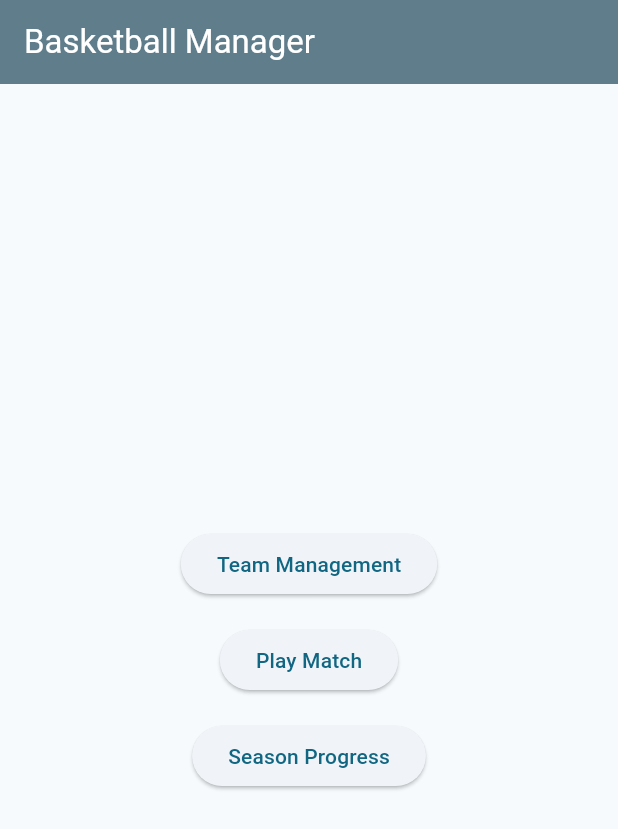
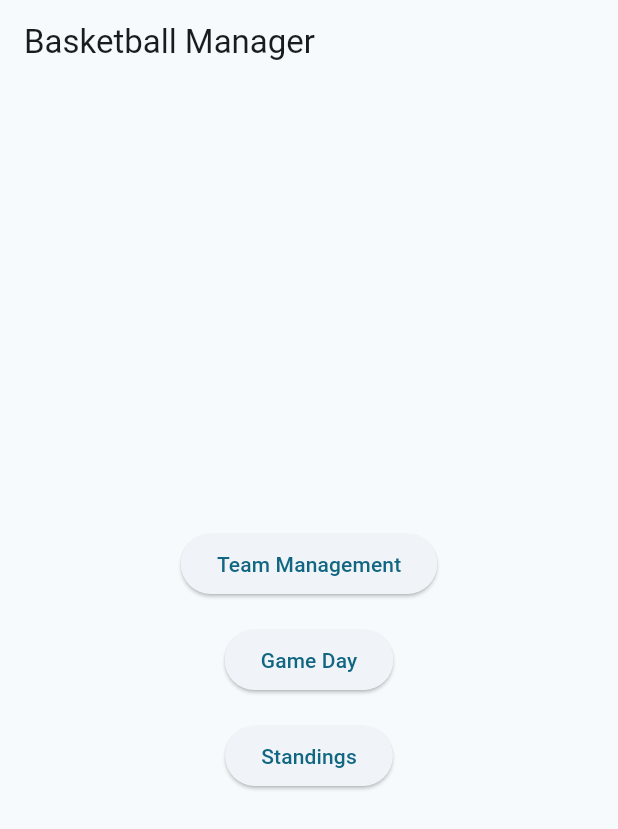
Before and after one commit to mirocle11/basketball_manager, a Flutter app: the screen it shows after launch, on a phone screen of 412 x 824 dp. Shown: the top 829 px of the screen. Run offline on Flutter 3.47's test engine with Material 3 defaults, Android fonts, the light colour scheme and no system bars; our stand-ins replace equatable, flutter_bloc, go_router.

Commit message:
refactor: refactored structure and codebase

```diff
--- /dev/null
+++ b/lib/features/game_day/view/game_screen.dart
@@ -0,0 +1,22 @@
+import 'package:flutter/material.dart';
+import 'package:go_router/go_router.dart';
+
+class GameScreen extends StatelessWidget {
+  const GameScreen({super.key});
+
+  @override
+  Widget build(BuildContext context) {
+    return Scaffold(
+      appBar: AppBar(
+        leading: IconButton(
+          icon: const Icon(Icons.arrow_back),
+          onPressed: () => context.go('/'),
+        ),
+        title: const Text('Game Day'),
+      ),
+      body: const Center(
+        child: Text('Game Day Screen - Coming Soon'),
+      ),
+    );
+  }
+}
--- /dev/null
+++ b/lib/features/standings/view/standings_screen.dart
@@ -0,0 +1,22 @@
+import 'package:flutter/material.dart';
+import 'package:go_router/go_router.dart';
+
+class StandingsScreen extends StatelessWidget {
+  const StandingsScreen({super.key});
+
+  @override
+  Widget build(BuildContext context) {
+    return Scaffold(
+      appBar: AppBar(
+        leading: IconButton(
+          icon: const Icon(Icons.arrow_back),
+          onPressed: () => context.go('/'),
+        ),
+        title: const Text('Standings'),
+      ),
+      body: const Center(
+        child: Text('Standings Screen - Coming Soon'),
+      ),
+    );
+  }
+}
--- /dev/null
+++ b/lib/features/team_management/data/team_repository.dart
@@ -0,0 +1,67 @@
+import 'package:equatable/equatable.dart';
+
+// Models
+class Team extends Equatable {
+  final String id;
+  final String name;
+  final List<Player> players;
+  final double budget;
+
+  const Team({
+    required this.id,
+    required this.name,
+    required this.players,
+    required this.budget,
+  });
+
+  @override
+  List<Object> get props => [id, name, players, budget];
+}
+
+class Player extends Equatable {
+  final String id;
+  final String name;
+  final int age;
+  final String position;
+  final int rating;
+
+  const Player({
+    required this.id,
+    required this.name,
+    required this.age,
+    required this.position,
+    required this.rating,
+  });
+
+  @override
+  List<Object> get props => [id, name, age, position, rating];
+}
+
+// Repository
+class TeamRepository {
+  Team? _currentTeam;
+
+  Future<Team?> getCurrentTeam() async {
+    return _currentTeam;
+  }
+
+  Future<void> saveTeam(Team team) async {
+    _currentTeam = team;
+    // TODO: Implement persistence
+  }
+
+  Future<void> updatePlayer(String playerId, Player updatedPlayer) async {
+    if (_currentTeam == null) return;
+
+    final updatedPlayers = _currentTeam!.players.map((player) {
+      return player.id == playerId ? updatedPlayer : player;
+    }).toList();
+
+    _currentTeam = Team(
+      id: _currentTeam!.id,
+      name: _currentTeam!.name,
+      players: updatedPlayers,
+      budget: _currentTeam!.budget,
+    );
+  }
+}
--- a/lib/main.dart
+++ b/lib/main.dart
@@ -1,10 +1,11 @@
 import 'package:flutter/material.dart';
+import 'package:flutter_bloc/flutter_bloc.dart';
 import 'package:go_router/go_router.dart';
 
-import 'screens/home_screen.dart';
-import 'screens/manage_team_screen.dart';
-import 'screens/game_day_screen.dart';
-import 'screens/standings_screen.dart';
+import 'features/team_management/data/team_repository.dart';
+import 'features/team_management/view/team_screen.dart';
+import 'features/game_day/view/game_screen.dart';
+import 'features/standings/view/standings_screen.dart';
 
 void main() {
   runApp(const BasketBallManagerApp());
@@ -15,7 +16,9 @@ class BasketBallManagerApp extends StatelessWidget {
 
   @override
   Widget build(BuildContext context) {
-    return MaterialApp.router(
+    return RepositoryProvider(
+      create: (context) => TeamRepository(),
+      child: MaterialApp.router(
         debugShowCheckedModeBanner: false,
         title: 'Basketball Manager',
         theme: ThemeData(
@@ -23,15 +26,62 @@ class BasketBallManagerApp extends StatelessWidget {
           useMaterial3: true,
         ),
         routerConfig: _router,
+      ),
     );
   }
 }
 
 final _router = GoRouter(
   routes: [
-    GoRoute(path: '/', builder: (context, state) => const HomeScreen()),
-    GoRoute(path: '/team', builder: (context, state) => const TeamScreen()),
-    GoRoute(path: '/match', builder: (context, state) => const MatchSimScreen()),
-    GoRoute(path: '/season', builder: (context, state) => const SeasonScreen()),
+    GoRoute(
+      path: '/',
+      builder: (context, state) => const HomeScreen(),
+    ),
+    GoRoute(
+      path: '/team',
+      builder: (context, state) => const TeamScreen(),
+    ),
+    GoRoute(
+      path: '/match',
+      builder: (context, state) => const GameScreen(),
+    ),
+    GoRoute(
+      path: '/standings',
+      builder: (context, state) => const StandingsScreen(),
+    ),
   ],
 );
+
+class HomeScreen extends StatelessWidget {
+  const HomeScreen({super.key});
+
+  @override
+  Widget build(BuildContext context) {
+    return Scaffold(
+      appBar: AppBar(
+        title: const Text('Basketball Manager'),
+      ),
+      body: Center(
+        child: Column(
+          mainAxisAlignment: MainAxisAlignment.center,
+          children: [
+            ElevatedButton(
+              onPressed: () => context.go('/team'),
+              child: const Text('Team Management'),
+            ),
+            const SizedBox(height: 16),
+            ElevatedButton(
+              onPressed: () => context.go('/match'),
+              child: const Text('Game Day'),
+            ),
+            const SizedBox(height: 16),
+            ElevatedButton(
+              onPressed: () => context.go('/standings'),
+              child: const Text('Standings'),
+            ),
+          ],
+        ),
+      ),
+    );
+  }
+}
--- a/lib/screens/game_day_screen.dart
+++ /dev/null
@@ -1,19 +0,0 @@
-import 'package:flutter/material.dart';
-import 'package:go_router/go_router.dart';
-
-class MatchSimScreen extends StatelessWidget {
-  const MatchSimScreen({super.key});
-
-  @override
-  Widget build(BuildContext context) {
-    return Scaffold(
-      appBar: AppBar(
-        title: const Text('Match Simulation'),
-        leading: BackButton(onPressed: () => context.go('/')),
-      ),
-      body: const Center(
-        child: Text('Match Simulation Screen'),
-      ),
-    );
-  }
-}
--- a/lib/screens/home_screen.dart
+++ /dev/null
@@ -1,38 +0,0 @@
-import 'package:flutter/material.dart';
-import 'package:go_router/go_router.dart';
-
-class HomeScreen extends StatelessWidget {
-  const HomeScreen({super.key});
-
-  @override
-  Widget build(BuildContext context) {
-    return Scaffold(
-      appBar: AppBar(
-        title: const Text('Basketball Manager'),
-        backgroundColor: Colors.blueGrey,
-        foregroundColor: Colors.white,
-      ),
-      body: Center(
-        child: Column(
-          mainAxisAlignment: MainAxisAlignment.center,
-          children: [
-            ElevatedButton(
-              onPressed: () => context.go('/team'),
-              child: const Text('Team Management'),
-            ),
-            const SizedBox(height: 16),
-            ElevatedButton(
-              onPressed: () => context.go('/match'),
-              child: const Text('Play Match'),
-            ),
-            const SizedBox(height: 16),
-            ElevatedButton(
-              onPressed: () => context.go('/season'),
-              child: const Text('Season Progress'),
-            ),
-          ],
-        ),
-      ),
-    );
-  }
-}
--- a/lib/screens/standings_screen.dart
+++ /dev/null
@@ -1,19 +0,0 @@
-import 'package:flutter/material.dart';
-import 'package:go_router/go_router.dart';
-
-class SeasonScreen extends StatelessWidget {
-  const SeasonScreen({super.key});
-
-  @override
-  Widget build(BuildContext context) {
-    return Scaffold(
-      appBar: AppBar(
-        title: const Text('Season Progress'),
-        leading: BackButton(onPressed: () => context.go('/')),
-      ),
-      body: const Center(
-        child: Text('Season Progress Screen'),
-      ),
-    );
-  }
-}
```
Also changed, not shown: lib/features/team_management/logic/team_bloc.dart (added, +117 -0 lines), lib/features/team_management/view/team_screen.dart (added, +90 -0 lines), lib/screens/manage_team_screen.dart (deleted, +0 -19 lines), pubspec.yaml (+5 -5 lines), pubspec.lock, 1 other file. Lines whose indentation alone changed are shown as unchanged.
